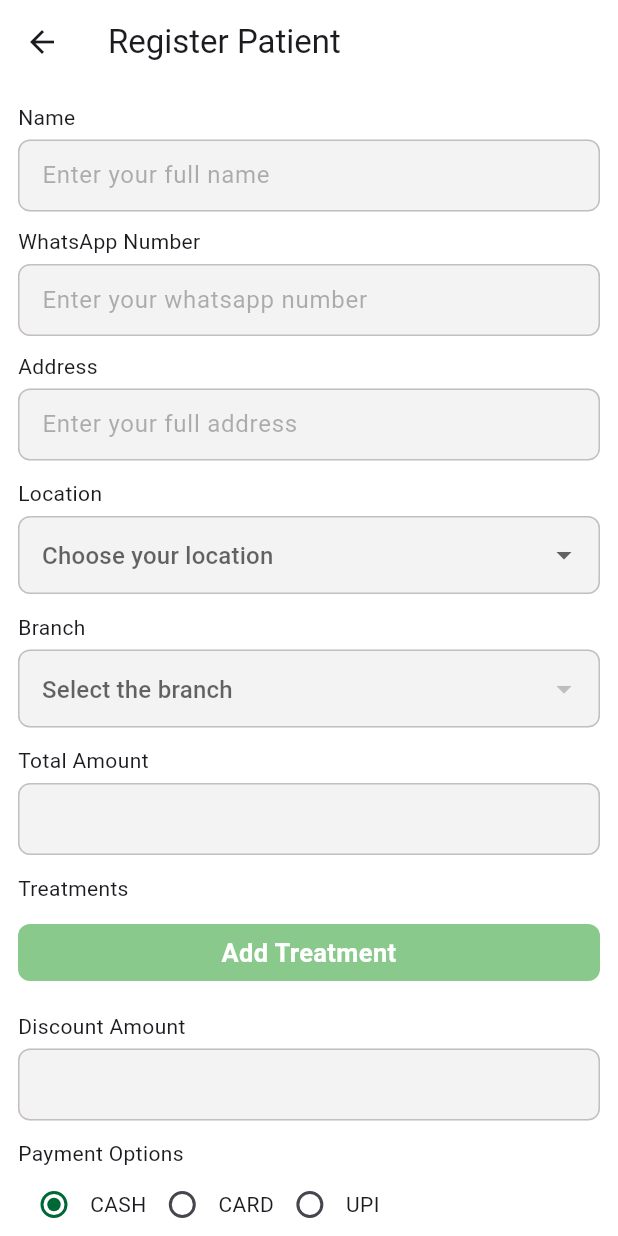
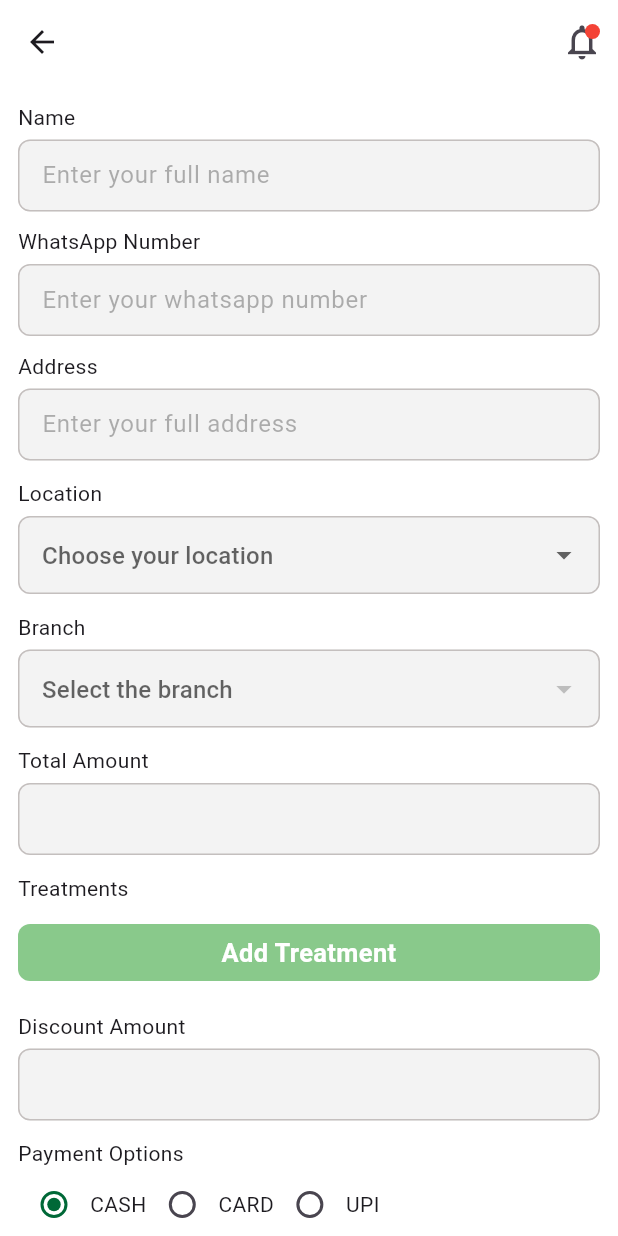
Before and after one commit to AKSHAYZAPZ/ayurvedic_centre, a Flutter app: the PatientFormScreen screen opened directly, on a phone screen of 412 x 824 dp. Run offline on Flutter 3.47's test engine with Material 3 defaults, Android fonts, the phone set to English and light mode, and no system bars; our stand-ins replace pdf, printing, shared_preferences; accounts and stored records are empty; network calls fail.

Commit message:
final commit

```diff
--- a/lib/ui/screens/patient_form_screen.dart
+++ b/lib/ui/screens/patient_form_screen.dart
@@ -32,7 +32,41 @@ class _PatientFormScreenState extends State<PatientFormScreen> {
     final provider = context.watch<PatientProvider>();
 
     return Scaffold(
-      appBar: AppBar(title: const Text('Register Patient')),
+      appBar: AppBar(
+        leading: IconButton(
+          icon: const Icon(Icons.arrow_back),
+          onPressed: () {
+            Navigator.of(context).pop();
+          },
+        ),
+        actions: [
+          Padding(
+            padding: const EdgeInsets.symmetric(horizontal: 10),
+            child: Stack(
+              clipBehavior: Clip.none,
+              children: [
+                const Icon(Icons.notifications_outlined, size: 28),
+                Positioned(
+                  right: 2,
+                  top: 2,
+                  child: Container(
+                    padding: const EdgeInsets.all(4),
+                    decoration: const BoxDecoration(
+                      color: Colors.red,
+                      shape: BoxShape.circle,
+                    ),
+                    constraints: const BoxConstraints(
+                      minWidth: 10,
+                      minHeight: 10,
+                    ),
+                  ),
+                ),
+              ],
+            ),
+          ),
+        ],
+        scrolledUnderElevation: 0.0,
+      ),
       body: provider.loading
           ? const Center(child: CircularProgressIndicator())
           : Padding(
```
Also changed, not shown: lib/ui/screens/home_screen.dart (+47 -4 lines), lib/ui/screens/splash_screen.dart (+14 -2 lines), assets/images/splash.png (added).
